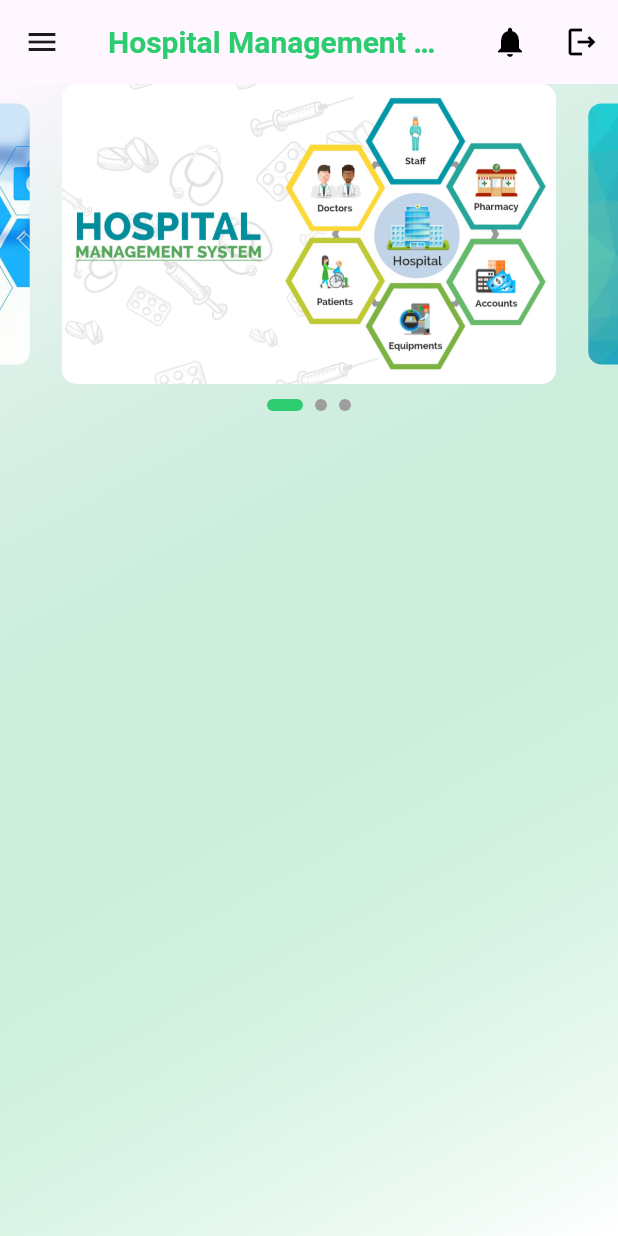
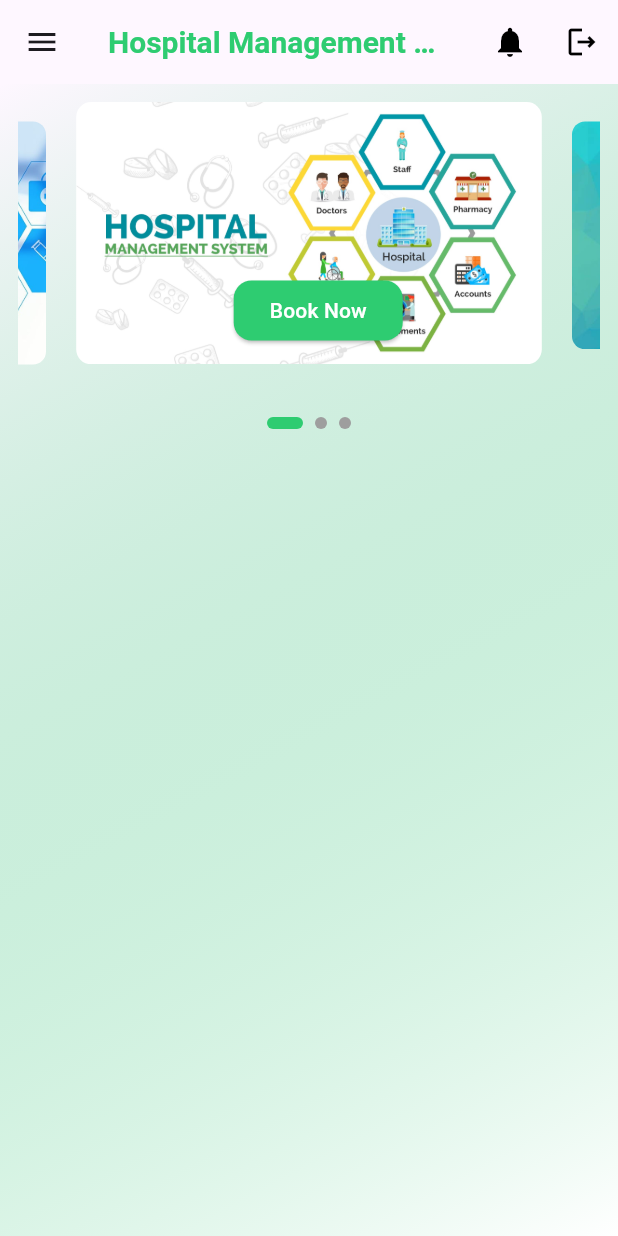
Before and after one commit to 913122104033-DineshKumar/Hospital-Mangement-System, a Flutter app: the screen it shows after launch, on a phone screen of 412 x 824 dp. Run offline on Flutter 3.47's test engine with Material 3 defaults, Android fonts, the phone set to English and light mode, and no system bars; drawn by our look-alikes of carousel_slider, smooth_page_indicator; our stand-ins replace font_awesome_flutter, go_router.

Commit message:
Buttons Added to the Carousel's

```diff
--- a/lib/main.dart
+++ b/lib/main.dart
@@ -38,7 +38,10 @@ class _HomeScreenState extends State<HomeScreen> {
             ),
             child: Column(
               children: [
-                HomeCarousel(),
+                Padding(
+                  padding: const EdgeInsets.all(12.0),
+                  child: HomeCarousel(),
+                ),
               ],
             ),
           ),
--- a/lib/widgets/home_carousel.dart
+++ b/lib/widgets/home_carousel.dart
@@ -18,6 +18,11 @@ class _HomeCarouselState extends State<HomeCarousel> {
     'assets/images/img2.png',
     'assets/images/img3.png',
   ];
+  final List<Text> overlayButtonNames = [
+    Text('Book Now'),
+    Text('Contact Us'),
+    Text('Rate Us')
+  ];
 
   @override
   Widget build(BuildContext context) {
@@ -30,18 +35,40 @@ class _HomeCarouselState extends State<HomeCarousel> {
             autoPlay: true,
             enableInfiniteScroll: true,
             enlargeCenterPage: true,
-            onPageChanged: (index, reason) => {
-              setState(() {
-                currentIndex = index;
-              })
-            },
+            onPageChanged:
+                (index, reason) => {
+                  setState(() {
+                    currentIndex = index;
+                  }),
+                },
             autoPlayInterval: Duration(seconds: 3),
           ),
           items:
-              images.map((path) {
-                return ClipRRect(
-                  borderRadius: BorderRadius.circular(10),
-                  child: Image.asset(path, fit: BoxFit.cover, width: 1000),
+              images.asMap().entries.map((entry) {
+                int key = entry.key;
+                String path = entry.value;
+                return Stack(
+                  children: [
+                    ClipRRect(
+                      borderRadius: BorderRadius.circular(10),
+                      child: Image.asset(path, fit: BoxFit.cover, width: 1000),
+                    ),
+                    Positioned(
+                      top: 115,
+                      left: 105,
+                      child: ElevatedButton(
+                        onPressed: () {},
+                        child: overlayButtonNames[key],
+                        style: ElevatedButton.styleFrom(
+                          backgroundColor: Color(0xFF2ECC71),
+                          foregroundColor: Colors.white,
+                          shape: RoundedRectangleBorder(
+                            borderRadius: BorderRadius.circular(12.0)
+                          )
+                        )
+                      )
+                    )
+                  ],
                 );
               }).toList(),
         ),
@@ -52,9 +79,9 @@ class _HomeCarouselState extends State<HomeCarousel> {
           effect: ExpandingDotsEffect(
             activeDotColor: Color(0xFF2ECC71),
             dotHeight: 8,
-            dotWidth: 8
+            dotWidth: 8,
           ),
-        )
+        ),
       ],
     );
   }
```
